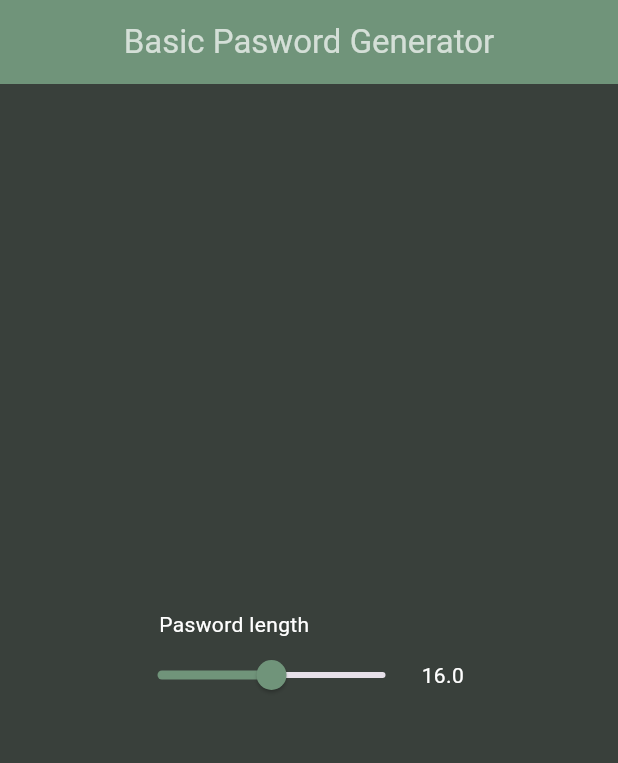
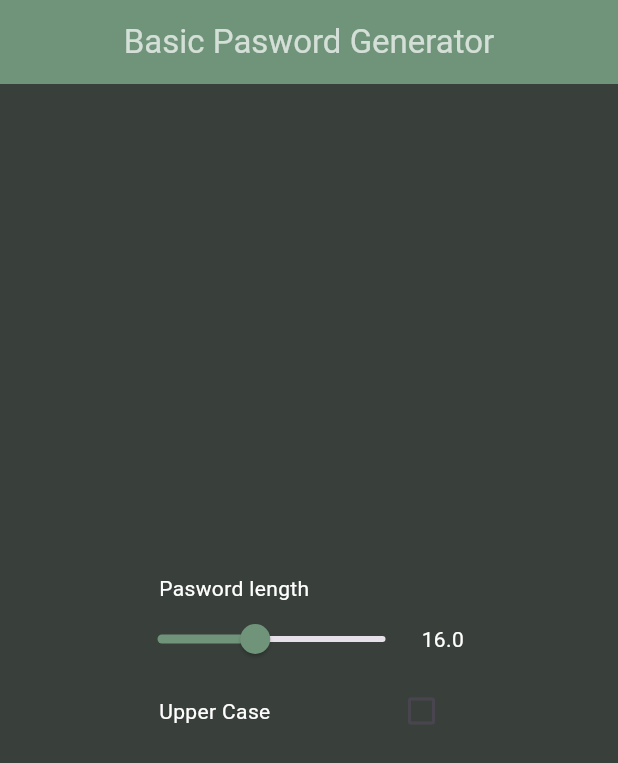
Before and after one commit to erenkarakayaw/basicflutterpasswordgenerator, a Flutter app: the screen it shows after launch, on a phone screen of 412 x 824 dp. Shown: the top 763 px of the screen. Run offline on Flutter 3.47's test engine with Material 3 defaults, Android fonts, the phone set to English and light mode, and no system bars.

```diff
--- a/lib/MyApp.dart
+++ b/lib/MyApp.dart
@@ -8,6 +8,11 @@ class MyApp extends StatelessWidget {
       return MaterialApp(
         debugShowCheckedModeBanner: false,
         home: appBody(),
+        title: "Password Generator",
+        theme: ThemeData(
+          primarySwatch: Colors.blue,
+          unselectedWidgetColor: Colors.white
+        ),
       );
   }
 
--- a/lib/appBody.dart
+++ b/lib/appBody.dart
@@ -7,6 +7,9 @@ class appBody extends StatefulWidget {
 
 class _appBody extends State<appBody> {
   double _slidervalue = 16;
+  bool _uppercase = false;
+  Color bizimyesil = Color.fromARGB(255, 112, 148, 122);
+  Color bizimsiyah = Color.fromARGB(255, 57, 64, 59);
 
   void setSliderVal(double val) {
     setState(() {
@@ -14,18 +17,24 @@ class _appBody extends State<appBody> {
     });
   }
 
+  void setUpperCase(val) {
+    setState(() {
+      _uppercase = val as bool;
+    });
+  }
+
   @override
   Widget build(BuildContext context) {
     return Scaffold(
-      backgroundColor: Color.fromARGB(255, 57, 64, 59),
+      backgroundColor: bizimsiyah,
       appBar: AppBar(
-        backgroundColor: Color.fromARGB(255, 112, 148, 122),
+        backgroundColor: bizimyesil,
         centerTitle: true,
         title: Text("Basic Pasword Generator",
             style: TextStyle(color: Colors.white70)),
       ),
       body: Center(
-        child: Row(
+        child: Column(
           mainAxisAlignment: MainAxisAlignment.center,
           children: [
             Column(
@@ -43,11 +52,11 @@ class _appBody extends State<appBody> {
                       child: Slider(
                         value: _slidervalue,
                         max: 32,
-                        min: 0,
+                        min: 4,
                         onChanged: (e) => {
                           setSliderVal(e),
                         },
-                        activeColor: Color.fromARGB(255, 112, 148, 122),
+                        activeColor: bizimyesil,
                       ),
                       width: 200,
                     ),
@@ -61,6 +70,32 @@ class _appBody extends State<appBody> {
                   ],
                 )
               ],
+            ),
+            Row(
+              mainAxisAlignment: MainAxisAlignment.center,
+              children: [
+                Container(
+                  width: 150,
+                  child:
+                      Text("Upper Case", style: TextStyle(color: Colors.white)),
+                ),
+                Container(
+                  width: 50,
+                  child: Checkbox(
+                    value: _uppercase,
+                    focusColor: bizimyesil,
+                    activeColor: bizimyesil,
+
+                    fillColor: MaterialStateProperty.resolveWith((states) {
+                      if (!states.contains(MaterialState.selected)) {
+                        return bizimsiyah;
+                      }
+                      return null;
+                    }),
+                    onChanged: (e) => {setUpperCase(e)},
+                  ),
+                )
+              ],
             )
           ],
         ),
```
